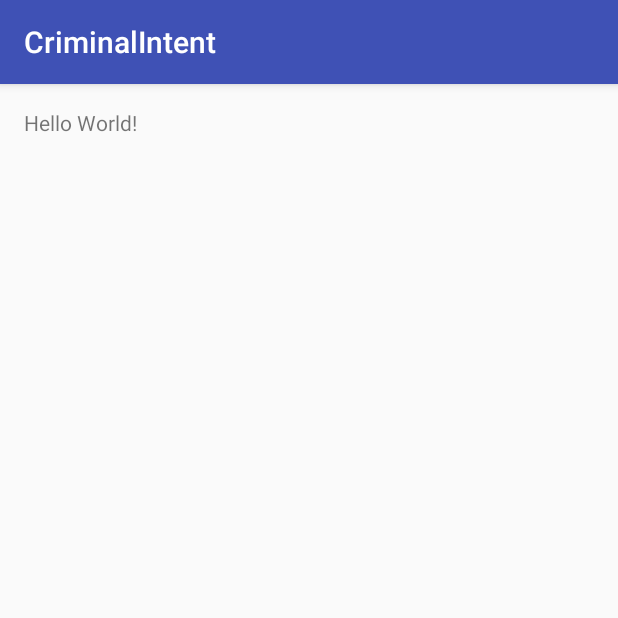
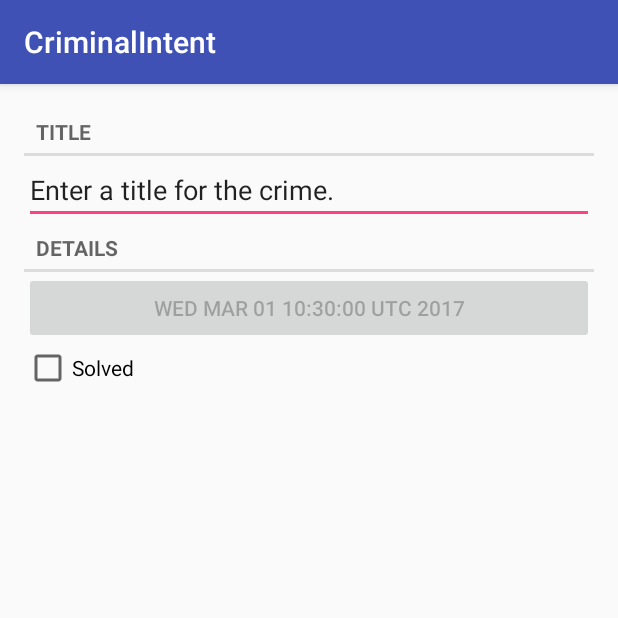
Before and after one commit to nobuyoshiAquino/criminal-intent, an Android app: the screen it shows after launch (CrimeActivity), on a phone screen of 412 x 824 dp, the top half of it. Run offline under Robolectric (Android 15) with nearby library versions, the phone set to English and light mode, and no system bars.

Commit message:
Create crime details view

```diff
--- a/app/build.gradle
+++ b/app/build.gradle
@@ -25,5 +25,6 @@ dependencies {
         exclude group: 'com.android.support', module: 'support-annotations'
     })
     compile 'com.android.support:appcompat-v7:25.1.1'
+    compile 'com.android.support:support-v4:25.1.1'
     testCompile 'junit:junit:4.12'
 }
--- /dev/null
+++ b/app/src/main/java/xyz/nobu/criminalintent/Crime.java
@@ -0,0 +1,49 @@
+package xyz.nobu.criminalintent;
+
+import java.util.Date;
+import java.util.UUID;
+
+/**
+ * Created by nobu on 2/28/17.
+ */
+
+public class Crime {
+
+    private UUID mId;
+    private String mTitle;
+    private Date mDate;
+    private boolean mSolved;
+
+    public Crime() {
+        mId = UUID.randomUUID();
+        mDate = new Date();
+    }
+
+    public UUID getId() {
+        return mId;
+    }
+
+    public String getTitle() {
+        return mTitle;
+    }
+
+    public void setTitle(String title) {
+        mTitle = title;
+    }
+
+    public Date getDate() {
+        return mDate;
+    }
+
+    public void setDate(Date date) {
+        mDate = date;
+    }
+
+    public boolean isSolved() {
+        return mSolved;
+    }
+
+    public void setSolved(boolean solved) {
+        mSolved = solved;
+    }
+}
--- a/app/src/main/java/xyz/nobu/criminalintent/CrimeActivity.java
+++ b/app/src/main/java/xyz/nobu/criminalintent/CrimeActivity.java
@@ -1,5 +1,7 @@
 package xyz.nobu.criminalintent;
 
+import android.support.v4.app.Fragment;
+import android.support.v4.app.FragmentManager;
 import android.support.v7.app.AppCompatActivity;
 import android.os.Bundle;
 
@@ -9,5 +11,15 @@ public class CrimeActivity extends AppCompatActivity {
     protected void onCreate(Bundle savedInstanceState) {
         super.onCreate(savedInstanceState);
         setContentView(R.layout.activity_crime);
+
+        FragmentManager fm = getSupportFragmentManager();
+        Fragment fragment = fm.findFragmentById(R.id.fragment_container);
+
+        if (fragment == null) {
+            fragment = new CrimeFragment();
+            fm.beginTransaction()
+                    .add(R.id.fragment_container, fragment)
+                    .commit();
+        }
     }
 }
--- /dev/null
+++ b/app/src/main/java/xyz/nobu/criminalintent/CrimeFragment.java
@@ -0,0 +1,78 @@
+package xyz.nobu.criminalintent;
+
+
+import android.os.Bundle;
+import android.support.annotation.Nullable;
+import android.support.v4.app.Fragment;
+import android.support.v4.app.FragmentManager;
+import android.text.Editable;
+import android.text.TextWatcher;
+import android.view.LayoutInflater;
+import android.view.View;
+import android.view.ViewGroup;
+import android.widget.Button;
+import android.widget.CheckBox;
+import android.widget.CompoundButton;
+import android.widget.EditText;
+
+import static android.widget.CompoundButton.*;
+
+
+/**
+ * A simple {@link Fragment} subclass.
+ */
+public class CrimeFragment extends Fragment {
+
+    private Crime mCrime;
+    private EditText mTitleField;
+    private Button mButton;
+    private CheckBox mSolvedCheckbox;
+
+    public CrimeFragment() {
+        // Required empty public constructor
+    }
+
+    @Override
+    public void onCreate(@Nullable Bundle savedInstanceState) {
+        super.onCreate(savedInstanceState);
+        mCrime = new Crime();
+    }
+
+    @Override
+    public View onCreateView(LayoutInflater inflater, ViewGroup container,
+                             Bundle savedInstanceState) {
+        // Inflate the layout for this fragment
+        View v = inflater.inflate(R.layout.fragment_crime, container, false);
+
+        mTitleField = (EditText) v.findViewById(R.id.crime_title);
+        mTitleField.addTextChangedListener(new TextWatcher() {
+            @Override
+            public void beforeTextChanged(
+                    CharSequence s, int start, int count, int after) {}
+
+            @Override
+            public void onTextChanged(
+                    CharSequence s, int start, int before, int count) {
+                mCrime.setTitle(s.toString());
+            }
+
+            @Override
+            public void afterTextChanged(Editable s) {}
+        });
+
+        mButton = (Button) v.findViewById(R.id.crime_date);
+        mButton.setText(mCrime.getDate().toString());
+        mButton.setEnabled(false);
+
+        mSolvedCheckbox = (CheckBox) v.findViewById(R.id.crime_solved);
+        mSolvedCheckbox.setOnCheckedChangeListener(new OnCheckedChangeListener() {
+            @Override
+            public void onCheckedChanged(CompoundButton buttonView, boolean isChecked) {
+                mCrime.setSolved(isChecked);
+            }
+        });
+
+        return v;
+    }
+
+}
--- a/app/src/main/res/layout/activity_crime.xml
+++ b/app/src/main/res/layout/activity_crime.xml
@@ -1,18 +1,7 @@
 <?xml version="1.0" encoding="utf-8"?>
-<RelativeLayout
+<FrameLayout
     xmlns:android="http://schemas.android.com/apk/res/android"
-    xmlns:tools="http://schemas.android.com/tools"
-    android:id="@+id/activity_crime"
+    android:id="@+id/fragment_container"
     android:layout_width="match_parent"
-    android:layout_height="match_parent"
-    android:paddingBottom="@dimen/activity_vertical_margin"
-    android:paddingLeft="@dimen/activity_horizontal_margin"
-    android:paddingRight="@dimen/activity_horizontal_margin"
-    android:paddingTop="@dimen/activity_vertical_margin"
-    tools:context="xyz.nobu.criminalintent.CrimeActivity">
-
-    <TextView
-        android:layout_width="wrap_content"
-        android:layout_height="wrap_content"
-        android:text="Hello World!"/>
-</RelativeLayout>
+    android:layout_height="match_parent">
+</FrameLayout>
--- /dev/null
+++ b/app/src/main/res/layout/fragment_crime.xml
@@ -0,0 +1,36 @@
+<LinearLayout xmlns:android="http://schemas.android.com/apk/res/android"
+     android:layout_width="match_parent"
+     android:layout_height="match_parent"
+     android:layout_margin="16dp"
+     android:orientation="vertical">
+
+    <TextView
+        style="?android:listSeparatorTextViewStyle"
+        android:layout_width="match_parent"
+        android:layout_height="wrap_content"
+        android:text="@string/crime_title_label" />
+
+    <EditText
+        android:id="@+id/crime_title"
+        android:layout_width="match_parent"
+        android:layout_height="wrap_content"
+        android:text="@string/crime_title_hint" />
+
+    <TextView
+        style="?android:listSeparatorTextViewStyle"
+        android:layout_width="match_parent"
+        android:layout_height="wrap_content"
+        android:text="@string/crime_details_label" />
+
+    <Button
+        android:id="@+id/crime_date"
+        android:layout_width="match_parent"
+        android:layout_height="wrap_content" />
+
+    <CheckBox
+        android:id="@+id/crime_solved"
+        android:layout_width="match_parent"
+        android:layout_height="wrap_content"
+        android:text="@string/crime_solved_label"/>
+
+</LinearLayout>
--- a/app/src/main/res/values/strings.xml
+++ b/app/src/main/res/values/strings.xml
@@ -1,3 +1,10 @@
 <resources>
     <string name="app_name">CriminalIntent</string>
+    <string name="crime_title_hint">Enter a title for the crime.</string>
+    <string name="crime_title_label">Title</string>
+    <string name="crime_details_label">Details</string>
+    <string name="crime_solved_label">Solved</string>
+
+    <!-- TODO: Remove or change this placeholder text -->
+    <string name="hello_blank_fragment">Hello blank fragment</string>
 </resources>
```
